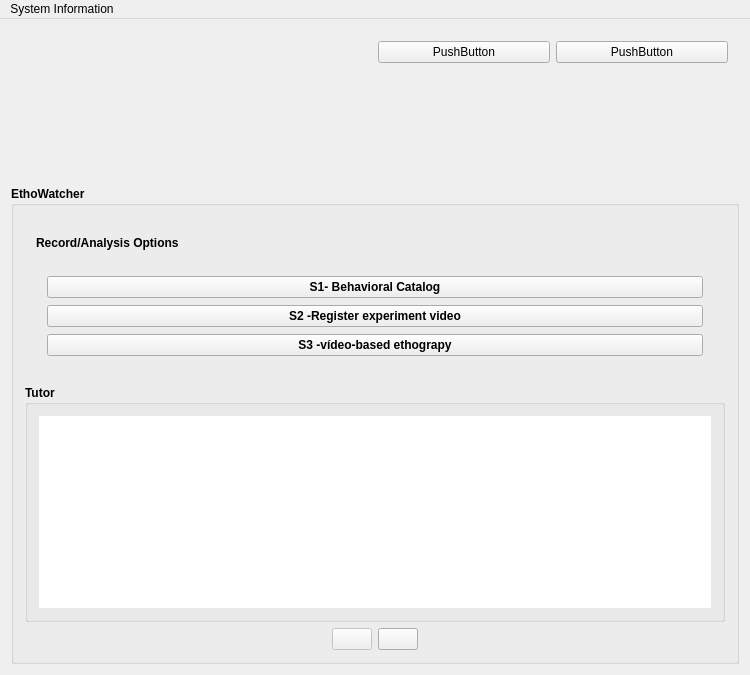
This is src/ethowatcherinpi.ui in EthoWatcher/ethowatcher as Qt 5 draws it before an edit. The edited form follows.
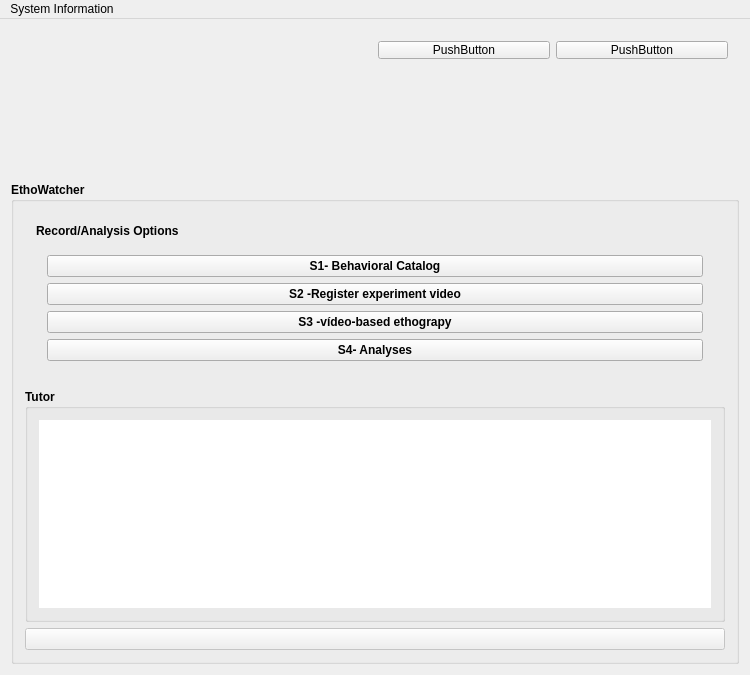
This is the edited form. The open tabs and pages were chosen to show the change. Icons and pictures are not drawn.

Commit message: arrumado o fluxo. Agora a analise sempre é feita

What changed in the file:
```diff
--- a/src/ethowatcherinpi.ui
+++ b/src/ethowatcherinpi.ui
@@ -183,6 +183,17 @@
                </property>
               </widget>
              </item>
+             <item>
+              <widget class="QPushButton" name="pushButtonAvancar">
+               <property name="text">
+                <string/>
+               </property>
+               <property name="icon">
+                <iconset resource="resourcefile.qrc">
+                 <normaloff>:/icons/old_go_next.ico</normaloff>:/icons/old_go_next.ico</iconset>
+               </property>
+              </widget>
+             </item>
             </layout>
            </item>
           </layout>
@@ -226,6 +237,13 @@
                 </property>
                </widget>
               </item>
+              <item>
+               <widget class="QPushButton" name="pbConfigAnalyses">
+                <property name="text">
+                 <string>S4- Analyses</string>
+                </property>
+               </widget>
+              </item>
              </layout>
             </widget>
            </item>
@@ -313,21 +331,6 @@
         </widget>
        </item>
        <item>
-        <layout class="QHBoxLayout" name="horizontalLayout">
-         <item>
-          <spacer name="horizontalSpacer">
-           <property name="orientation">
-            <enum>Qt::Horizontal</enum>
-           </property>
-           <property name="sizeHint" stdset="0">
-            <size>
-             <width>40</width>
-             <height>20</height>
-            </size>
-           </property>
-          </spacer>
-         </item>
-         <item>
           <widget class="QPushButton" name="pushButtonVoltar">
            <property name="enabled">
             <bool>false</bool>
@@ -340,32 +343,6 @@
              <normaloff>:/icons/old_go_previous.ico</normaloff>:/icons/old_go_previous.ico</iconset>
            </property>
           </widget>
-         </item>
-         <item>
-          <widget class="QPushButton" name="pushButtonAvancar">
-           <property name="text">
-            <string/>
-           </property>
-           <property name="icon">
-            <iconset resource="resourcefile.qrc">
-             <normaloff>:/icons/old_go_next.ico</normaloff>:/icons/old_go_next.ico</iconset>
-           </property>
-          </widget>
-         </item>
-         <item>
-          <spacer name="horizontalSpacer_2">
-           <property name="orientation">
-            <enum>Qt::Horizontal</enum>
-           </property>
-           <property name="sizeHint" stdset="0">
-            <size>
-             <width>40</width>
-             <height>20</height>
-            </size>
-           </property>
-          </spacer>
-         </item>
-        </layout>
        </item>
       </layout>
      </widget>
```
Lines whose indentation alone changed are shown as unchanged. The commit also changes 2 other files.
